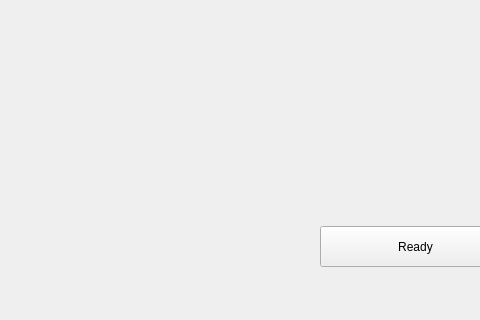
Before: the Qt Designer form ModernCppProject/HTTPClient/GUI/Game.ui in Codreanu-Alexandru/ProjectModernCpp, drawn with Qt 5; both pictures show x 0 to 480 and y 194 to 514 of the 864 by 514 pixel window.
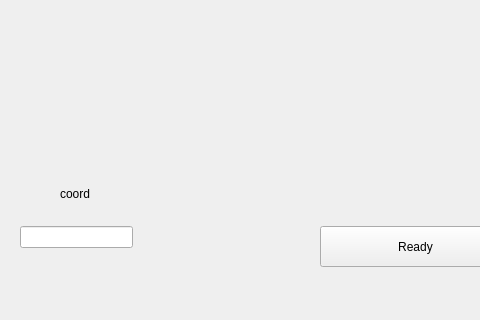
After: the same form once the commit is applied.

Commit message: Added method tied to each button of the map

```diff
--- a/ModernCppProject/HTTPClient/GUI/Game.ui
+++ b/ModernCppProject/HTTPClient/GUI/Game.ui
@@ -141,6 +141,29 @@
      <string>Ready</string>
     </property>
    </widget>
+   <widget class="QLineEdit" name="regionSelect">
+    <property name="geometry">
+     <rect>
+      <x>20</x>
+      <y>420</y>
+      <width>113</width>
+      <height>22</height>
+     </rect>
+    </property>
+   </widget>
+   <widget class="QLabel" name="buttonCoord">
+    <property name="geometry">
+     <rect>
+      <x>60</x>
+      <y>380</y>
+      <width>49</width>
+      <height>16</height>
+     </rect>
+    </property>
+    <property name="text">
+     <string>coord</string>
+    </property>
+   </widget>
   </widget>
   <widget class="QStatusBar" name="statusBar"/>
  </widget>
```
The commit also changes 3 other files.
